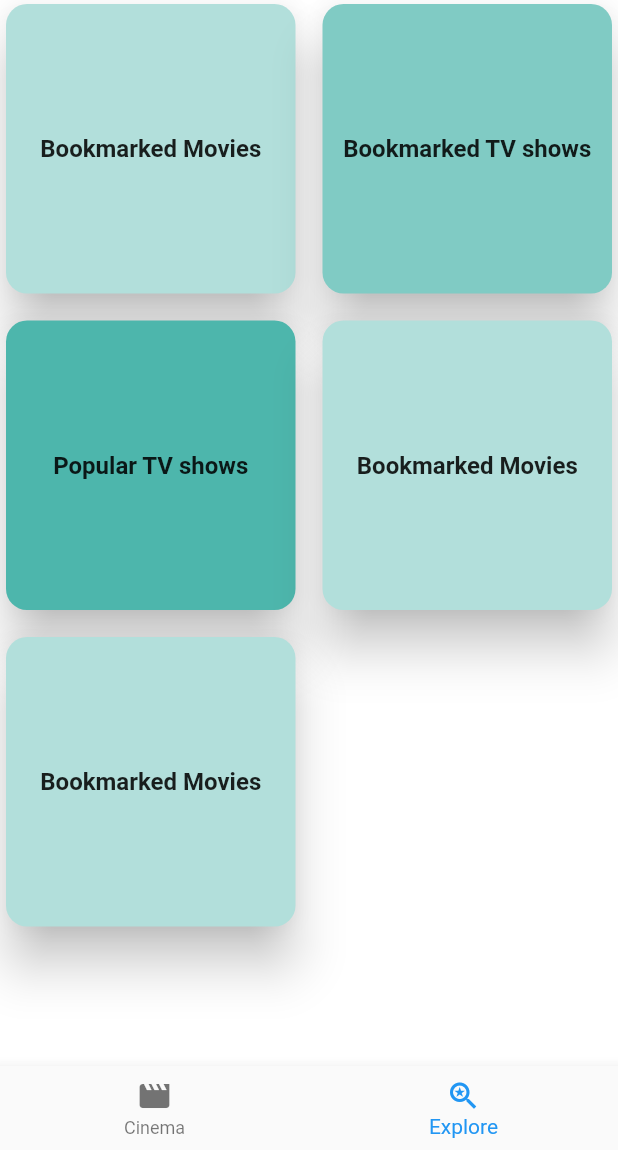
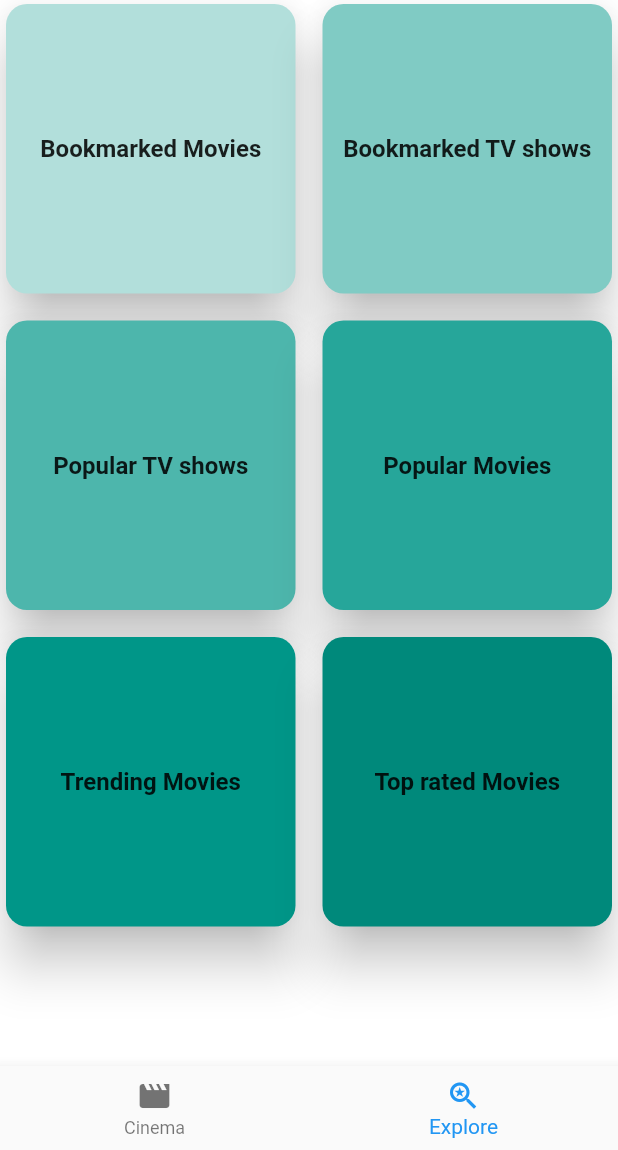
Before and after one commit to rexfilius/flick, a Flutter app: the screen it shows after launch, item 2 of the bottom bar chosen, on a phone screen of 412 x 824 dp, the part 86-1236 px from its top. Run offline on Flutter 3.47's test engine with Material 2 defaults, Android fonts, the phone set to English and light mode, and no system bars; our stand-ins replace cached_network_image, hive_flutter; accounts and stored records are empty; network calls fail.

Commit message:
Add screens connected to Explore screen

```diff
--- a/lib/library.dart
+++ b/lib/library.dart
@@ -38,6 +38,8 @@ export 'src/screens/widgets/card_explore.dart';
 export 'src/screens/widgets/card_now_showing.dart';
 export 'src/screens/widgets/card_now_showing_tv.dart';
 export 'src/screens/widgets/generic_dialog.dart';
+export 'src/screens/widgets/card_movie_summary.dart';
+export 'src/screens/widgets/card_tv_summary.dart';
 
 /// Screens
 export 'src/screens/home/screen_explore.dart';
@@ -45,3 +47,9 @@ export 'src/screens/home/screen_home.dart';
 export 'src/screens/home/screen_movie.dart';
 export 'src/screens/details/screen_movie_detail.dart';
 export 'src/screens/details/screen_tv_detail.dart';
+export 'src/screens/bookmarks/screen_bookmark_movie.dart';
+export 'src/screens/bookmarks/screen_bookmark_tv.dart';
+export 'src/screens/tv/screen_popular_tv.dart';
+export 'src/screens/movie/screen_popular_movie.dart';
+export 'src/screens/movie/screen_top_rated_movie.dart';
+export 'src/screens/movie/screen_trending_movie.dart';
--- a/lib/src/screens/home/screen_explore.dart
+++ b/lib/src/screens/home/screen_explore.dart
@@ -17,27 +17,32 @@ class ScreenExplore extends StatelessWidget {
         CardExplore(
           color: Colors.teal.shade100,
           title: 'Bookmarked Movies',
-          onPressed: null,
+          navigateTo: AppRoutes.screenBookmarkMovie,
         ),
         CardExplore(
           color: Colors.teal.shade200,
           title: 'Bookmarked TV shows',
-          onPressed: null,
+          navigateTo: AppRoutes.screenBookmarkTv,
         ),
         CardExplore(
           color: Colors.teal.shade300,
           title: 'Popular TV shows',
-          onPressed: null,
+          navigateTo: AppRoutes.screenPopularTV,
         ),
         CardExplore(
-          color: Colors.teal.shade100,
-          title: 'Bookmarked Movies',
-          onPressed: null,
+          color: Colors.teal.shade400,
+          title: 'Popular Movies',
+          navigateTo: AppRoutes.screenPopularMovie,
         ),
         CardExplore(
-          color: Colors.teal.shade100,
-          title: 'Bookmarked Movies',
-          onPressed: null,
+          color: Colors.teal.shade500,
+          title: 'Trending Movies',
+          navigateTo: AppRoutes.screenTrendingMovie,
+        ),
+        CardExplore(
+          color: Colors.teal.shade600,
+          title: 'Top rated Movies',
+          navigateTo: AppRoutes.screenTopRatedMovie,
         ),
       ],
     );
--- a/lib/src/screens/widgets/card_explore.dart
+++ b/lib/src/screens/widgets/card_explore.dart
@@ -4,18 +4,22 @@ class CardExplore extends StatelessWidget {
   const CardExplore({
     required this.color,
     required this.title,
-    required this.onPressed,
+    required this.navigateTo,
     super.key,
   });
 
   final Color color;
   final String title;
-  final void Function()? onPressed;
+  final String navigateTo;
 
   @override
   Widget build(BuildContext context) {
     double screenWidth = MediaQuery.of(context).size.width;
-    return SizedBox(
+    return GestureDetector(
+      onTap: () {
+        Navigator.pushNamed(context, navigateTo);
+      },
+      child: SizedBox(
         width: 0.3 * screenWidth,
         height: 0.3 * screenWidth,
         child: Card(
@@ -35,6 +39,7 @@ class CardExplore extends StatelessWidget {
             ),
           ),
         ),
+      ),
     );
   }
 }
--- a/lib/src/utils/app_routes.dart
+++ b/lib/src/utils/app_routes.dart
@@ -7,6 +7,12 @@ class AppRoutes {
   static const screenExplore = '/explore_screen';
   static const screenMovieDetail = '/movie_detail_screen';
   static const screenTvDetail = '/tv_detail_screen';
+  static const screenBookmarkMovie = '/movie_bookmark_screen';
+  static const screenBookmarkTv = '/tv_bookmark_screen';
+  static const screenPopularMovie = '/popular_movie_screen';
+  static const screenTopRatedMovie = '/top_rated_movie_screen';
+  static const screenTrendingMovie = '/trending_movie_screen';
+  static const screenPopularTV = '/popular_tv_screen';
 }
 
 Map<String, Widget Function(BuildContext)> appRoutesMap = {
@@ -15,4 +21,10 @@ Map<String, Widget Function(BuildContext)> appRoutesMap = {
   AppRoutes.screenExplore: (context) => const ScreenExplore(),
   AppRoutes.screenMovieDetail: (context) => const ScreenMovieDetail(),
   AppRoutes.screenTvDetail: (context) => const ScreenTvDetail(),
+  AppRoutes.screenBookmarkMovie: (context) => const ScreenBookmarkMovie(),
+  AppRoutes.screenBookmarkTv: (context) => const ScreenBookmarkTV(),
+  AppRoutes.screenPopularMovie: (context) => const ScreenPopularMovie(),
+  AppRoutes.screenTopRatedMovie: (context) => const ScreenTopRatedMovie(),
+  AppRoutes.screenTrendingMovie: (context) => const ScreenTrendingMovie(),
+  AppRoutes.screenPopularTV: (context) => const ScreenPopularTV(),
 };
```
Also changed, not shown: lib/src/screens/bookmarks/screen_bookmark_movie.dart (added, +16 -0 lines), lib/src/screens/bookmarks/screen_bookmark_tv.dart (added, +16 -0 lines), lib/src/screens/movie/screen_popular_movie.dart (added, +16 -0 lines), lib/src/screens/movie/screen_top_rated_movie.dart (added, +16 -0 lines), lib/src/screens/movie/screen_trending_movie.dart (added, +16 -0 lines), lib/src/screens/tv/screen_popular_tv.dart (added, +16 -0 lines), lib/src/screens/widgets/card_movie_summary.dart (added, +87 -0 lines), lib/src/screens/widgets/card_tv_summary.dart (added, +87 -0 lines). Lines whose indentation alone changed are shown as unchanged.
